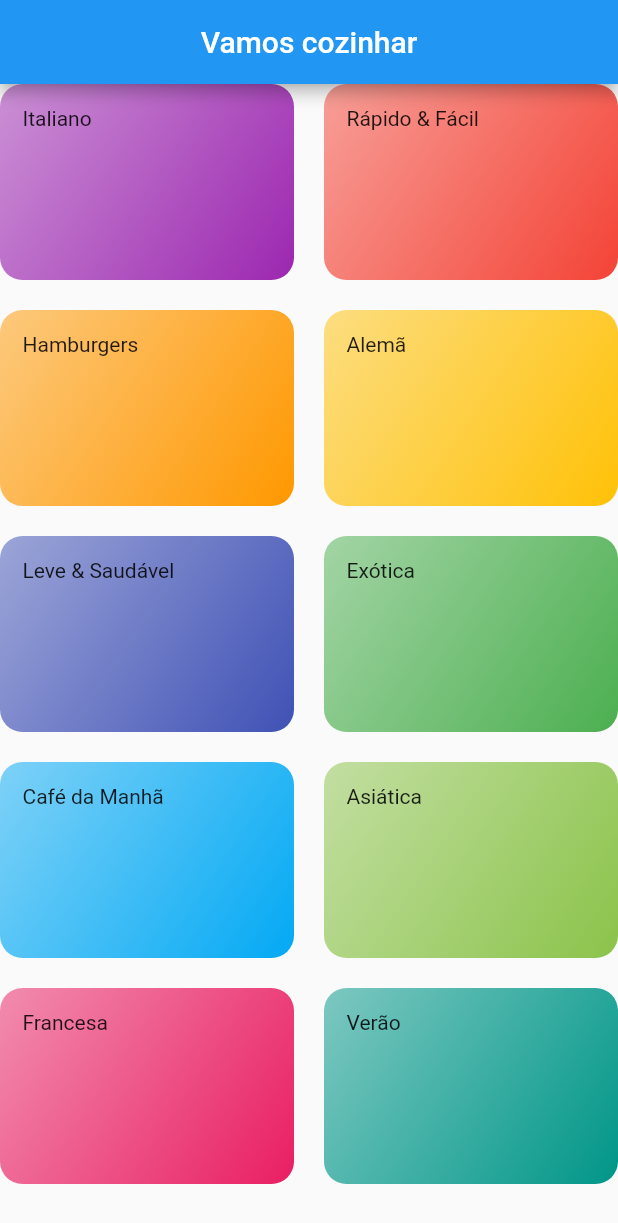
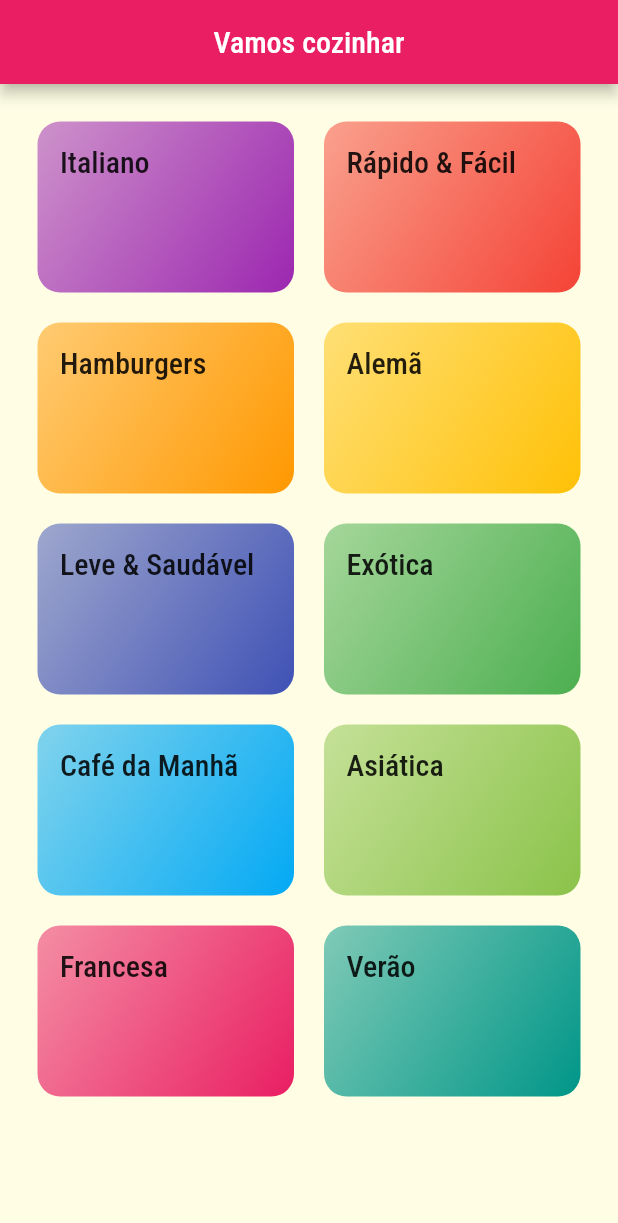
Before and after one commit to LucasMLara/Meals, a Flutter app: the screen it shows after launch, on a phone screen of 412 x 824 dp. Shown: the top 1223 px of the screen. Run offline on Flutter 3.47's test engine with Material 2 defaults, Android fonts, the phone set to English and light mode, and no system bars.

Commit message:
navigation dummy pages

```diff
--- a/lib/components/category_item.dart
+++ b/lib/components/category_item.dart
@@ -1,23 +1,40 @@
 import 'package:flutter/material.dart';
 
 import '../models/category.dart';
+
+import '../screens/categories_meals_screen.dart';
 
 class CategoryItem extends StatelessWidget {
   final Category category;
 
   const CategoryItem({super.key, required this.category});
 
+  void _selectCategory(BuildContext context) {
+    Navigator.of(context).push(MaterialPageRoute(
+      // builder: (_) => CategoriesMealsScreen(),
+      builder: (_) => CategoriesMealsScreen(),
+    ));
+  }
+
   @override
   Widget build(BuildContext context) {
-    return Container(
+    return InkWell(
+      splashColor: Theme.of(context).primaryColor,
+      borderRadius: BorderRadius.circular(15),
+      onTap: () => _selectCategory(context),
+      child: Container(
         padding: EdgeInsets.all(15),
-      child: Text(category.title),
+        child: Text(
+          category.title,
+          style: Theme.of(context).textTheme.headline6,
+        ),
         decoration: BoxDecoration(
             borderRadius: BorderRadius.circular(15),
             gradient: LinearGradient(
                 colors: [category.color.withOpacity(0.5), category.color],
                 begin: Alignment.topLeft,
                 end: Alignment.bottomRight)),
+      ),
     );
   }
 }
--- a/lib/main.dart
+++ b/lib/main.dart
@@ -1,18 +1,31 @@
 import 'package:flutter/material.dart';
 import './screens/categories_screen.dart';
 
-void main() => runApp(MyApp());
+void main() => runApp(const MyApp());
 
 class MyApp extends StatelessWidget {
+  const MyApp({super.key});
+
   @override
   Widget build(BuildContext context) {
     return MaterialApp(
       debugShowCheckedModeBanner: false,
       title: 'DeliMeals',
       theme: ThemeData(
-        primarySwatch: Colors.blue,
+        colorScheme: ColorScheme.fromSwatch().copyWith(
+          primary: Colors.pink,
+          secondary: Colors.amber,
+        ),
+        canvasColor: const Color.fromRGBO(255, 254, 229, 1),
+        fontFamily: 'Raleway',
+        textTheme: ThemeData.light().textTheme.copyWith(
+              headline6: const TextStyle(
+                fontSize: 20,
+                fontFamily: 'RobotoCondensed',
+              ),
+            ),
       ),
-      home: Categories(),
+      home: const Categories(),
     );
   }
 }
--- a/lib/screens/categories_screen.dart
+++ b/lib/screens/categories_screen.dart
@@ -13,6 +13,7 @@ class Categories extends StatelessWidget {
         centerTitle: true,
       ),
       body: GridView(
+        padding: EdgeInsets.all(25),
         gridDelegate: const SliverGridDelegateWithMaxCrossAxisExtent(
             maxCrossAxisExtent: 200,
             childAspectRatio: 3 / 2,
```
Also changed, not shown: lib/screens/categories_meals_screen.dart (added, +14 -0 lines), pubspec.yaml (+17 -11 lines), assets/fonts/Raleway-Black.ttf (added), assets/fonts/Raleway-Bold.ttf (added), assets/fonts/Raleway-Regular.ttf (added), assets/fonts/RobotoCondensed-Bold.ttf (added), assets/fonts/RobotoCondensed-Italic.ttf (added), assets/fonts/RobotoCondensed-Light.ttf (added), assets/fonts/RobotoCondensed-Regular.ttf (added). Lines whose indentation alone changed are shown as unchanged.
